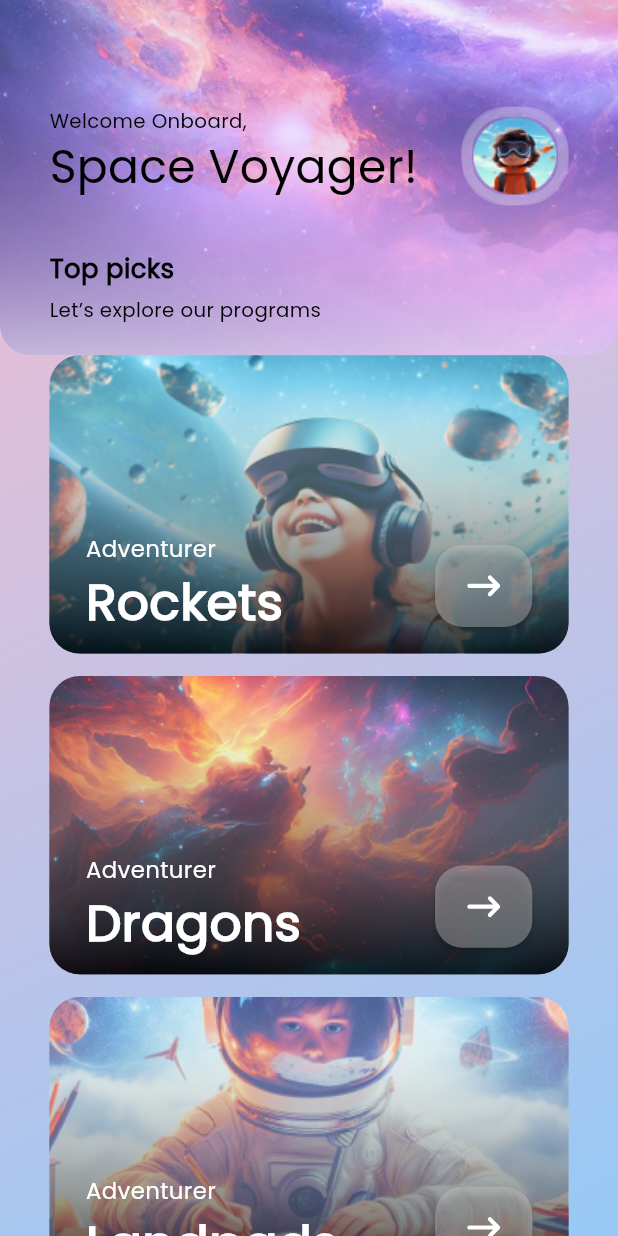
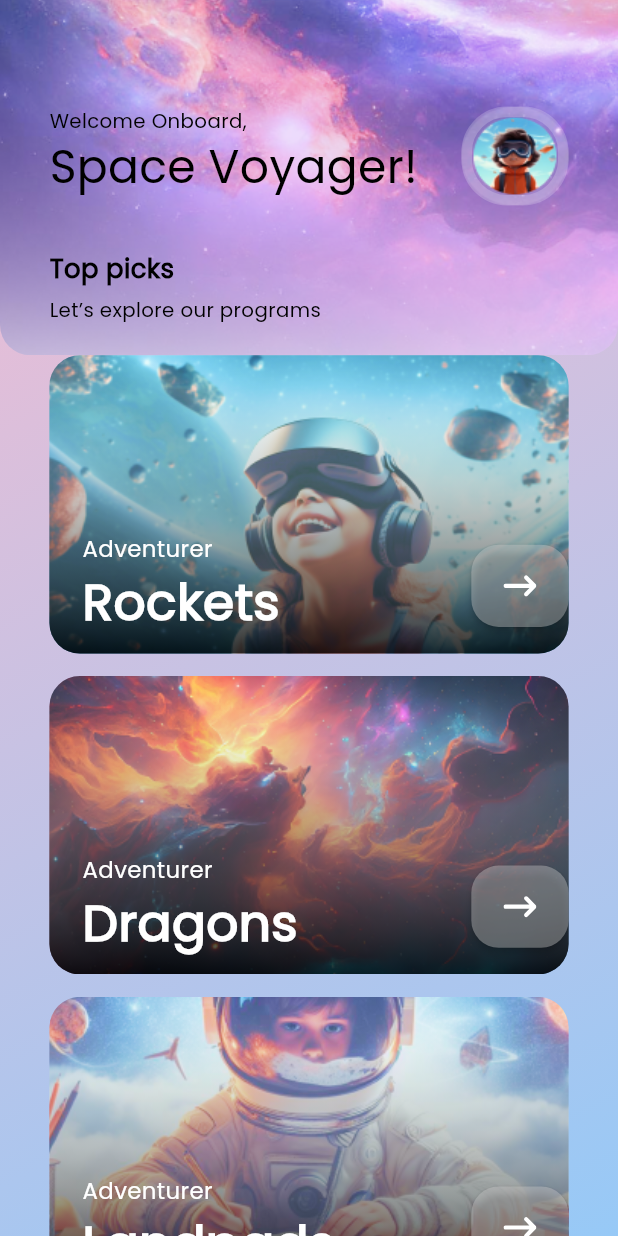
Before and after one commit to EsraaGamal99/SpaceCapsule, a Flutter app: the HomeScreen screen opened by its route, on a phone screen of 412 x 824 dp. Run offline on Flutter 3.47's test engine with Material 3 defaults, Android fonts, the phone set to English and light mode, and no system bars; our stand-ins replace bloc, cached_network_image, carousel_slider, cloud_firestore, dio, firebase_auth and 15 more; accounts and stored records are empty; generated files the repository leaves out were written again; project files that could hold a hidden picture were left out.

Commit message:
fix overflow and add enums for card types

```diff
--- /dev/null
+++ b/lib/core/helpers/enums.dart
@@ -0,0 +1,5 @@
+enum CardType {
+  rockets,
+  dragons,
+  landPods,
+}
--- a/lib/features/home/ui/screens/widgets/list_picks_widget.dart
+++ b/lib/features/home/ui/screens/widgets/list_picks_widget.dart
@@ -1,6 +1,7 @@
 import 'package:flutter/material.dart';
 import 'package:flutter_bloc/flutter_bloc.dart';
 import 'package:flutter_screenutil/flutter_screenutil.dart';
+import 'package:space_app/core/helpers/enums.dart';
 import 'package:space_app/core/theming/app_theme_cubit/app_theme_cubit.dart';
 import 'package:space_app/features/home/ui/screens/widgets/pick_card_widget.dart';
 import 'package:space_app/core/theming/assets.dart';
@@ -32,10 +33,12 @@ class ListPicksWidget extends StatelessWidget {
               physics: const NeverScrollableScrollPhysics(),
               itemBuilder: (context, index) {
                 return PickCardWidget(
+                  cardType: CardType.values[index],
                   cardName: getCardTitle(context)[index],
                   imageName: AppThemeCubit.isDarkMode
                       ? imageName[index]
-                      : imageNameLightMode[index], isToDetailsScreen: false,
+                      : imageNameLightMode[index],
+                  isToDetailsScreen: false,
                 );
               },
               separatorBuilder: (context, index) => const SizedBox(
--- a/lib/features/home/ui/screens/widgets/pick_card_widget.dart
+++ b/lib/features/home/ui/screens/widgets/pick_card_widget.dart
@@ -1,7 +1,10 @@
+import 'package:flutter/cupertino.dart';
 import 'package:flutter/material.dart';
+import 'package:flutter/widgets.dart';
 import 'package:flutter_bloc/flutter_bloc.dart';
 import 'package:flutter_screenutil/flutter_screenutil.dart';
 import 'package:flutter_svg/svg.dart';
+import 'package:space_app/core/helpers/enums.dart';
 import 'package:space_app/core/routing/routes.dart';
 import 'package:space_app/core/theming/assets.dart';
 import 'package:space_app/core/theming/colors.dart';
@@ -11,6 +14,7 @@ import '../../../../../core/theming/text_styles.dart';
 import 'package:cached_network_image/cached_network_image.dart';
 
 class PickCardWidget extends StatelessWidget {
+  final CardType? cardType;
   final String cardName;
   final String? locality;
   final String imageName;
@@ -19,6 +23,7 @@ class PickCardWidget extends StatelessWidget {
 
   const PickCardWidget(
       {super.key,
+        this.cardType,
       required this.cardName,
       this.locality,
       required this.imageName,
@@ -28,12 +33,12 @@ class PickCardWidget extends StatelessWidget {
   @override
   Widget build(BuildContext context) {
     return GestureDetector(
-      onTap: isToDetailsScreen == true
+      onTap: isToDetailsScreen == true && cardType == null
           ? onPressed
           : () {
-              cardName == 'Rockets'
+             cardType == CardType.rockets
                   ? Navigator.pushNamed(context, Routes.rocketsScreen)
-                  : (cardName == 'Dragons')
+                  : (cardType == CardType.dragons)
                       ? Navigator.pushNamed(context, Routes.dragonScreen)
                       : Navigator.pushNamed(context, Routes.landPodsScreen);
             },
@@ -78,12 +83,13 @@ class PickCardWidget extends StatelessWidget {
             Positioned(
               bottom: 10.h,
               child: Container(
-                padding: EdgeInsets.symmetric(horizontal: 22.w),
-                width: MediaQuery.of(context).size.width - 60.w,
+                padding: EdgeInsets.symmetric(horizontal: 20.w),
+                width: MediaQuery.of(context).size.width - 40.w,
                 child: Row(
                   mainAxisAlignment: MainAxisAlignment.spaceBetween,
                   children: [
-                    Column(
+                    Expanded(
+                      child: Column(
                         crossAxisAlignment: CrossAxisAlignment.start,
                         mainAxisAlignment: MainAxisAlignment.start,
                         children: [
@@ -93,22 +99,23 @@ class PickCardWidget extends StatelessWidget {
                           ),
                           Text(
                             cardName,
+                            maxLines: 1,
+                            overflow: TextOverflow.ellipsis,
                             style: AppTextStyles.fontWhite33W600,
                           ),
                         ],
                       ),
+                    ),
+                    SizedBox(width: 10.w),
                     MaterialButton(
                       onPressed: isToDetailsScreen == true
                           ? onPressed
                           : () {
-                              cardName == 'Rockets'
-                                  ? Navigator.pushNamed(
-                                      context, Routes.rocketsScreen)
-                                  : (cardName == 'Dragons')
-                                      ? Navigator.pushNamed(
-                                          context, Routes.dragonScreen)
-                                      : Navigator.pushNamed(
-                                          context, Routes.landPodsScreen);
+                        cardType == CardType.rockets
+                            ? Navigator.pushNamed(context, Routes.rocketsScreen)
+                            : (cardType == CardType.dragons)
+                            ? Navigator.pushNamed(context, Routes.dragonScreen)
+                            : Navigator.pushNamed(context, Routes.landPodsScreen);
                       },
                       color: AppColors.primaryMediumGrayColor.withOpacity(0.4),
                       padding: EdgeInsets.all(6.h),
```
Lines whose indentation alone changed are shown as unchanged.
